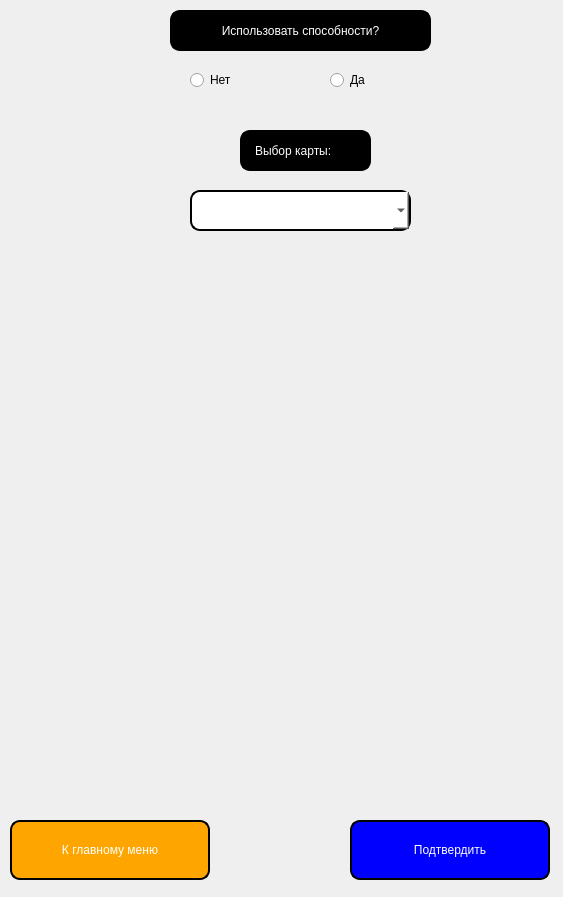
Qt form settings.ui (BestBotsInDaWorld/chess_modified) before a commit.
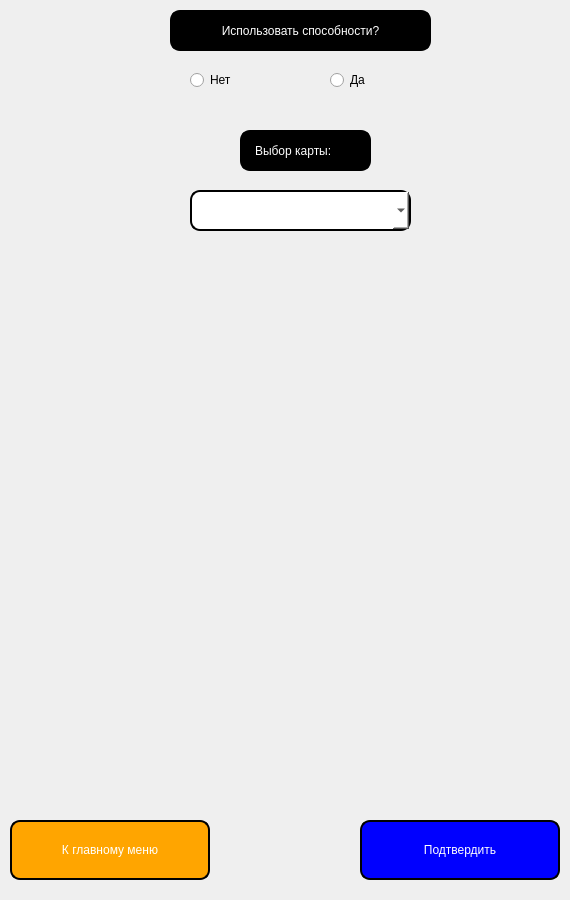
The same form after that commit.

Diff of the .ui file:
```diff
--- a/settings.ui
+++ b/settings.ui
@@ -6,8 +6,8 @@
    <rect>
     <x>0</x>
     <y>0</y>
-    <width>563</width>
-    <height>897</height>
+    <width>570</width>
+    <height>900</height>
    </rect>
   </property>
   <property name="windowTitle">
@@ -140,7 +140,7 @@
   <widget class="QPushButton" name="apply_btn">
    <property name="geometry">
     <rect>
-     <x>350</x>
+     <x>360</x>
      <y>820</y>
      <width>200</width>
      <height>60</height>
```
Left out of the diff: 4 changed lines with no effect on the pictures.
